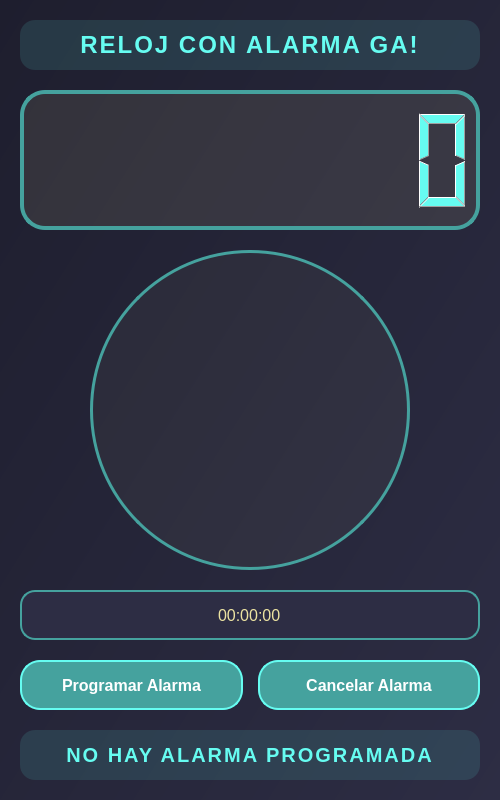
Before: the Qt Designer form digitalclock.ui in WilliamIsaiasRoque/Reloj-Alarma, drawn with Qt 5.
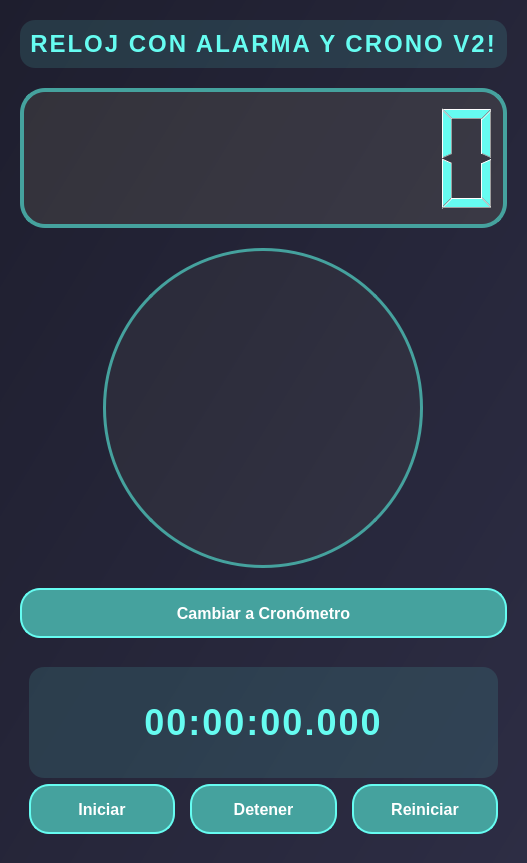
After: the same form once the commit is applied.

Commit message: MEJORANDO EL RELOJ Y AGREGANDO UN CRONOMETRO, ADEMAS DE UN CONTROL DE VISTAS, PARA CRONOMETRO Y ALARMAS

```diff
--- a/digitalclock.ui
+++ b/digitalclock.ui
@@ -1,14 +1,14 @@
-<?xml version="1.0" encoding="UTF-8"?>
-<ui version="4.0">  <!-- Se define la versión de UI que se está utilizando, lo que es importante para la compatibilidad con diferentes versiones de Qt. -->
- <class>DigitalClock</class >  <!-- Nombre de la clase principal del widget que se va a crear. -->
- <widget class="QMainWindow" name="DigitalClock" >  <!-- Se especifica que el widget principal es una ventana principal (QMainWindow) con el nombre "DigitalClock". -->
-  <property name="geometry">  <!-- Se define la propiedad de geometría del widget, que especifica su posición y tamaño. -->
-   <rect>  <!-- Se usa un rectángulo para definir la geometría. -->
-    <x>0</x>  <!-- Posición X en la pantalla. -->
-    <y>0</y>  <!-- Posición Y en la pantalla. -->
-    <width>500</width>  <!-- Ancho de la ventana. -->
-    <height>800</height>  <!-- Altura de la ventana. -->
-   </rect>
+<?xml version="1.0" encoding="UTF-8"?> <!-- Declaración de versión XML y codificación -->
+<ui version="4.0"> <!-- Inicia el archivo de interfaz de usuario, especificando la versión -->
+ <class>DigitalClock</class> <!-- Define el nombre de la clase de la interfaz como "DigitalClock" -->
+ <widget class="QMainWindow" name="DigitalClock"> <!-- Crea una ventana principal (QMainWindow) con el nombre "DigitalClock" -->
+  <property name="geometry"> <!-- Define la geometría de la ventana -->
+   <rect> <!-- Inicia la definición de un rectángulo que especifica la posición y tamaño -->
+    <x>0</x> <!-- Posición en el eje X -->
+    <y>0</y> <!-- Posición en el eje Y -->
+    <width>523</width> <!-- Ancho de la ventana -->
+    <height>863</height> <!-- Altura de la ventana -->
+   </rect> <!-- Fin de la definición del rectángulo -->
   </property>
   <property name="windowTitle">  <!-- Se establece el título de la ventana. -->
    <string>RELOJ CON ALARMA GA!</string>  <!-- El título que se mostrará en la barra de título de la ventana. -->
@@ -77,14 +77,10 @@
    }
    </string>
   </property>
-
-<!-- Definición de un widget central para la interfaz -->
-<widget class="QWidget" name="centralwidget">
-   <!-- Layout vertical que organiza los widgets de arriba hacia abajo -->
-   <layout class="QVBoxLayout" name="verticalLayout" stretch="0,0,0,0,0,0">
-    <!-- Propiedades de espaciado y márgenes para el layout -->
-    <property name="spacing">
-     <number>20</number> <!-- Espaciado entre los elementos del layout -->
+  <widget class="QWidget" name="centralwidget"> <!-- Crea un widget central dentro de la ventana principal -->
+   <layout class="QVBoxLayout" name="verticalLayout" stretch="0,0,0,0,0"> <!-- Define un layout vertical -->
+    <property name="spacing"> <!-- Define el espaciado entre los elementos del layout -->
+     <number>20</number> <!-- Espacio de 20 píxeles entre los elementos -->
     </property>
     <property name="leftMargin">
      <number>20</number> <!-- Margen izquierdo del layout -->
@@ -98,33 +94,29 @@
     <property name="bottomMargin">
      <number>20</number> <!-- Margen inferior del layout -->
     </property>
-
-    <!-- Sección para el título del reloj -->
-    <item>
-     <widget class="QLabel" name="titleLabel">
-      <property name="styleSheet">
-       <string notr="true">
-       QLabel {
-           color: #66FCF1; <!-- Color del texto del título -->
-           font-size: 24px; <!-- Tamaño de fuente del título -->
-           font-weight: bold; <!-- Grosor de fuente -->
+    <item> <!-- Inicia un item dentro del layout -->
+     <widget class="QLabel" name="titleLabel"> <!-- Crea un QLabel para el título -->
+      <property name="styleSheet"> <!-- Define el estilo para QLabel -->
+       <string notr="true"> <!-- Indica que el texto no debe ser traducido -->
+       QLabel { <!-- Estilos para QLabel -->
+           color: #66FCF1; <!-- Color del texto -->
+           font-size: 24px; <!-- Tamaño de fuente -->
+           font-weight: bold; <!-- Negrita para el texto -->
            letter-spacing: 2px; <!-- Espaciado entre letras -->
            padding: 10px; <!-- Espaciado interno del QLabel -->
            background-color: rgba(69, 162, 158, 0.2); <!-- Color de fondo semi-transparente -->
            border-radius: 15px; <!-- Bordes redondeados -->
        }
-       </string>
+       </string> <!-- Fin de la definición del estilo -->
       </property>
-      <property name="text">
-       <string>RELOJ CON ALARMA GA!</string> <!-- Texto del título -->
+      <property name="text"> <!-- Define el texto del QLabel -->
+       <string>RELOJ CON ALARMA Y CRONO V2!</string> <!-- Texto a mostrar -->
       </property>
-      <property name="alignment">
-       <set>Qt::AlignmentFlag::AlignCenter</set> <!-- Alineación centrada del texto -->
+      <property name="alignment"> <!-- Define la alineación del texto -->
+       <set>Qt::AlignmentFlag::AlignCenter</set> <!-- Alineación centrada -->
       </property>
-     </widget>
+     </widget> <!-- Fin del QLabel -->
     </item>
-
-    <!-- Sección para mostrar la hora digital -->
     <item>
      <widget class="QLCDNumber" name="digitalDisplay">
       <property name="minimumSize">
@@ -174,6 +166,36 @@
 
     <!-- Sección para seleccionar la hora de la alarma -->
     <item>
+        <!-- Se define un layout horizontal que contendrá un botón -->
+        <layout class="QHBoxLayout" name="toggleButtonLayout">
+            <item>
+                <!-- Se define un QPushButton para cambiar la funcionalidad -->
+                <widget class="QPushButton" name="toggleFunctionButton">
+                    <property name="minimumSize">
+                        <size>
+                            <width>0</width> <!-- Ancho mínimo del botón, configurado en 0 -->
+                            <height>50</height> <!-- Altura mínima del botón, configurada en 50 -->
+                        </size>
+                    </property>
+                    <property name="text">
+                        <string>Cambiar a Cronómetro</string> <!-- Texto que aparece en el botón -->
+                    </property>
+                </widget>
+            </item>
+        </layout>
+    </item>
+
+    <item>
+        <!-- Se define un QStackedWidget que permite mostrar diferentes páginas de contenido -->
+        <widget class="QStackedWidget" name="functionalityStack">
+            <property name="currentIndex">
+                <number>1</number> <!-- Índice de la página actual visible, en este caso, 1 (posiblemente la segunda página) -->
+            </property>
+            <widget class="QWidget" name="alarmPage">
+                <!-- Se define un layout vertical dentro de la página de alarma -->
+                <layout class="QVBoxLayout" name="alarmLayout">
+                    <item>
+                        <!-- Se define un QTimeEdit para establecer la hora de la alarma -->
      <widget class="QTimeEdit" name="alarmTimeEdit">
       <property name="minimumSize">
        <size>
@@ -187,9 +209,9 @@
      </widget>
     </item>
 
-    <!-- Sección para los botones de control de la alarma -->
+
     <item>
-     <layout class="QHBoxLayout" name="buttonLayout">
+         <layout class="QHBoxLayout" name="alarmButtonLayout">
       <property name="spacing">
        <number>15</number> <!-- Espaciado entre los botones -->
       </property>
@@ -224,8 +246,6 @@
       </item>
      </layout>
     </item>
-
-    <!-- Sección para mostrar el estado de la alarma -->
     <item>
      <widget class="QLabel" name="alarmStatusLabel">
       <property name="styleSheet">
@@ -251,8 +271,86 @@
     </item>
    </layout>
   </widget>
- </widget>
- <!-- Sección de recursos (vacía en este caso) -->
+      <widget class="QWidget" name="stopwatchPage">
+       <layout class="QVBoxLayout" name="stopwatchLayout">
+        <item>
+         <widget class="QLabel" name="stopwatchDisplay">
+          <property name="styleSheet">
+           <string notr="true">
+           QLabel {
+               color: #66FCF1;
+               font-weight: bold;
+               font-size: 36px;
+               letter-spacing: 2px;
+               padding: 10px;
+               background-color: rgba(69, 162, 158, 0.2);
+               border-radius: 15px;
+           }
+           </string>
+          </property>
+          <property name="text">
+           <string>00:00:00.000</string>
+          </property>
+          <property name="alignment">
+           <set>Qt::AlignmentFlag::AlignCenter</set>
+          </property>
+         </widget>
+        </item>
+        <item>
+         <layout class="QHBoxLayout" name="stopwatchButtonLayout">
+          <property name="spacing">
+           <number>15</number>
+          </property>
+          <item>
+           <widget class="QPushButton" name="startStopwatchButton">
+            <property name="minimumSize">
+             <size>
+              <width>0</width>
+              <height>50</height>
+             </size>
+            </property>
+            <property name="text">
+             <string>Iniciar</string>
+            </property>
+           </widget>
+          </item>
+
+
+          <item>
+           <widget class="QPushButton" name="stopStopwatchButton">
+            <property name="minimumSize">
+             <size>
+              <width>0</width>
+              <height>50</height>
+             </size>
+            </property>
+            <property name="text">
+             <string>Detener</string>
+            </property>
+           </widget>
+          </item>
+          <item>
+           <widget class="QPushButton" name="resetStopwatchButton">
+            <property name="minimumSize">
+             <size>
+              <width>0</width>
+              <height>50</height>
+             </size>
+            </property>
+            <property name="text">
+             <string>Reiniciar</string>
+            </property>
+           </widget>
+          </item>
+         </layout>
+        </item>
+       </layout>
+      </widget>
+     </widget>
+    </item>
+   </layout>
+  </widget>
+ </widget>
  <resources/>
  <!-- Conexiones de señal (vacías en este caso) -->
  <connections/>
```
Left out of the diff: 187 changed lines with no effect on the pictures. Lines whose indentation alone changed are shown as unchanged. The commit also changes 15 other files.
